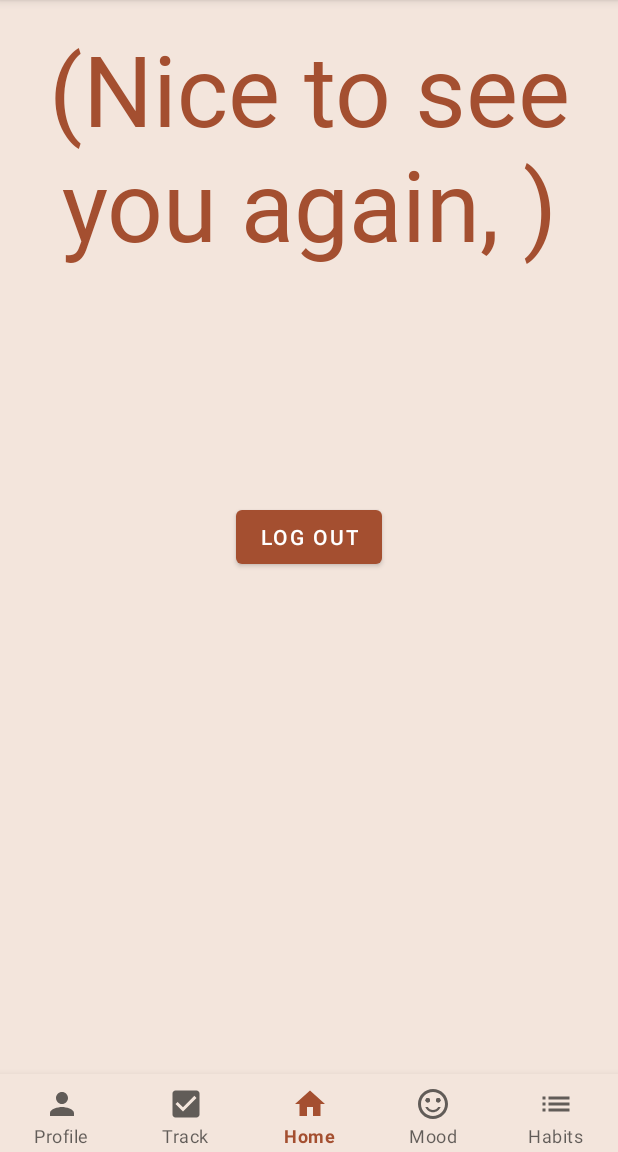
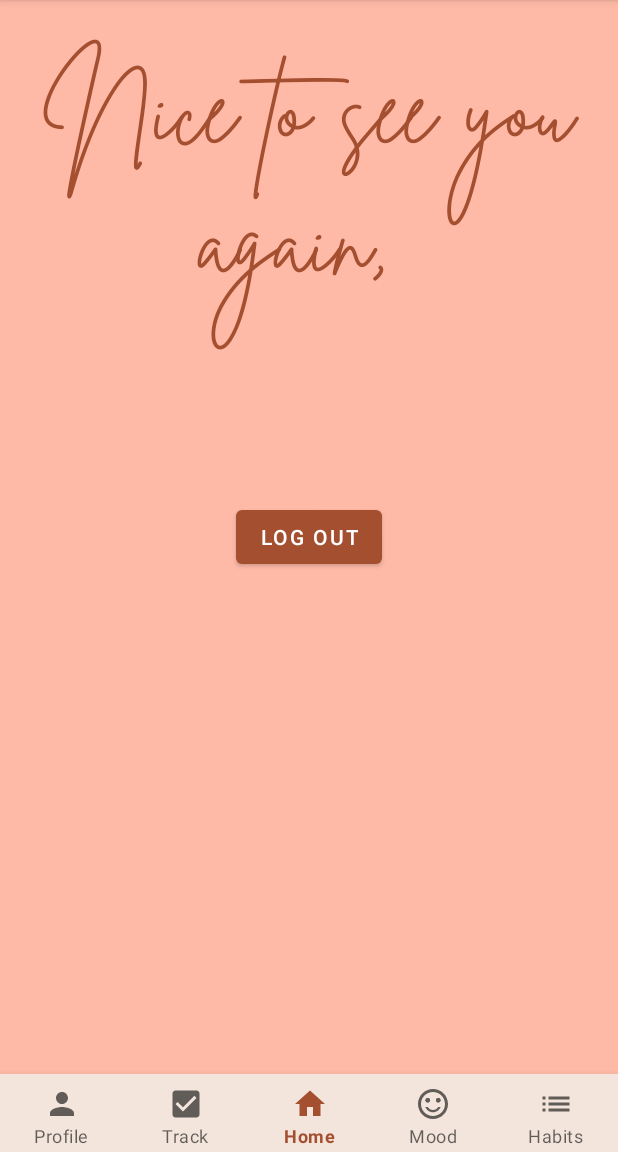
Before and after one commit to norahpack/HabitHelperApp, an Android app: the HomeFragment screen opened directly, with no data from a screen before it, on a phone screen of 412 x 824 dp, the part 84-1236 px from its top. Run offline under Robolectric (Android 15) with nearby library versions, the phone set to English and light mode, and no system bars; libraries missing offline, so code that uses them is left out: com.parse; 2 statements that could not run were skipped.

Commit message:
updating font

```diff
--- a/app/src/main/java/com/example/habithelper/fragments/HomeFragment.java
+++ b/app/src/main/java/com/example/habithelper/fragments/HomeFragment.java
@@ -48,7 +48,7 @@ public class HomeFragment extends Fragment {
 
         ParseUser currentUser = ParseUser.getCurrentUser();
         String name = currentUser.getString("name");
-        tvHello.setText("(Nice to see you again, "+name+")");
+        tvHello.setText("Nice to see you again, "+name);
 
         btnLogout.setOnClickListener(new View.OnClickListener() {
             @Override
--- a/app/src/main/res/layout/fragment_home.xml
+++ b/app/src/main/res/layout/fragment_home.xml
@@ -4,7 +4,7 @@
     xmlns:tools="http://schemas.android.com/tools"
     android:layout_width="match_parent"
     android:layout_height="match_parent"
-    android:background="@color/cream"
+    android:background="@color/peach"
     tools:context=".fragments.HomeFragment">
 
 
@@ -13,8 +13,8 @@
         android:layout_width="match_parent"
         android:layout_height="match_parent"
         android:layout_marginTop="15dp"
-        android:fontFamily="@font/honey_florist"
-        android:text="(Hello Blank Fragment)"
+        android:fontFamily="@font/brittany_signature"
+        android:text="Hello Blank Fragment"
         android:textAlignment="center"
         android:textColor="@color/sienna"
         android:textSize="65sp"
```
Also changed, not shown: app/src/main/res/font/brittany_signature_resource.xml (added, +12 -0 lines), app/src/main/res/font/brittany_signature.ttf (added).
